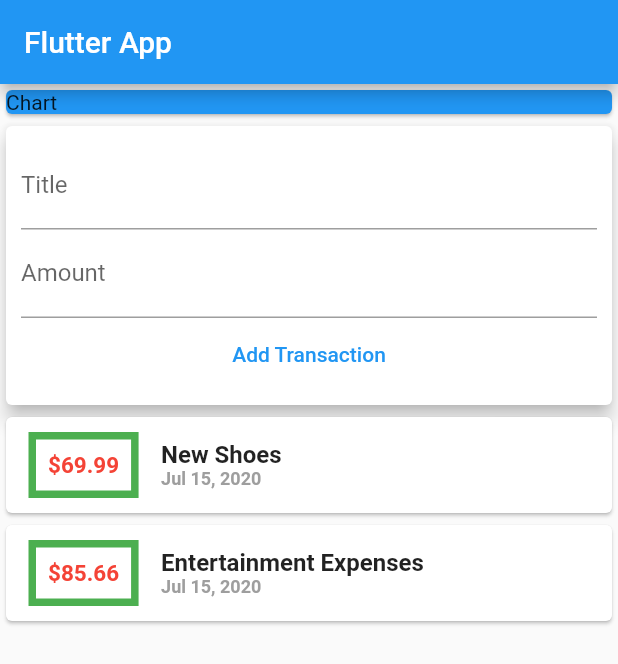
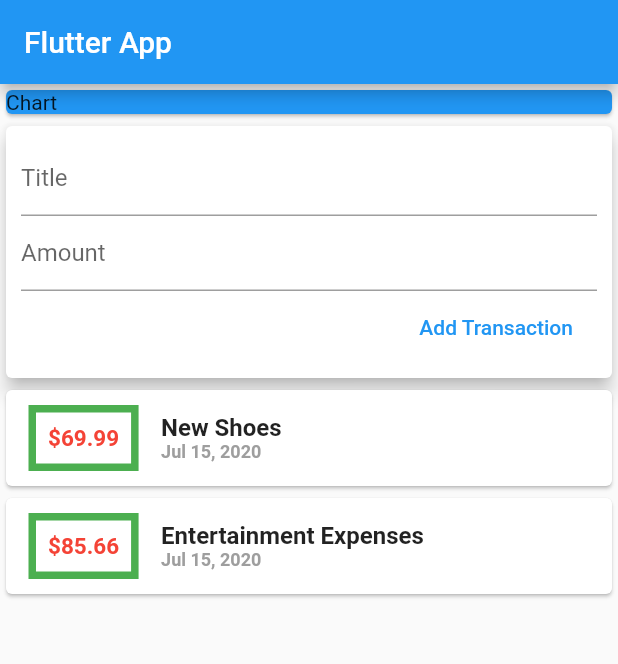
Before and after one commit to Neeraj-Palliyali/Expense_App, a Flutter app: the screen it shows after launch, on a phone screen of 412 x 824 dp. Shown: the top 664 px of the screen. Run offline on Flutter 3.47's test engine with Material 2 defaults, Android fonts, the phone set to English and light mode, and no system bars.

Commit message:
Widget split

```diff
--- a/lib/main.dart
+++ b/lib/main.dart
@@ -1,7 +1,4 @@
-import 'package:flutter/cupertino.dart';
-
-import './transaction.dart';
-import 'package:intl/intl.dart';
+import 'package:expense_app/widgets/user_transaction.dart';
 import 'package:flutter/material.dart';
 
 void main() => runApp(MyApp());
@@ -19,23 +16,16 @@ class MyApp extends StatelessWidget {
 }
 
 class MyHomePage extends StatelessWidget {
-  final List<Transaction> transactions = [
-    Transaction(
-        id: 't1', title: 'New Shoes', amount: 69.99, date: DateTime.now()),
-    Transaction(
-        id: 't2',
-        title: 'Entertainment Expenses',
-        amount: 85.66,
-        date: DateTime.now())
-  ];
+  String titleInput;
+  String amountInput;
 
   @override
   Widget build(BuildContext context) {
-    return Scaffold(resizeToAvoidBottomPadding: false,
+    return Scaffold(
         appBar: AppBar(
           title: Text("Flutter App"),
         ),
-        body: Column(
+        body:  ListView(
             children: <Widget>[
               Card(
                 color: Colors.blue,
@@ -44,64 +34,9 @@ class MyHomePage extends StatelessWidget {
                   child: Text("Chart"),
                 ),
               ),
-            Card(
-              elevation: 5,
-              child:Container(
-                padding: EdgeInsets.all(10),
-                child: Column(
-                  children: <Widget>[
-                    TextField( decoration: InputDecoration(labelText: 'Title',),),
-                    TextField(decoration: InputDecoration(labelText: 'Amount'),keyboardType: TextInputType.number,),
-                    FlatButton(onPressed: ()=>{}, child: Text('Add Transaction'),textColor: Colors.blue,)
-                  ],
-                ),
-              )),
-            Column(
-              mainAxisAlignment: MainAxisAlignment.spaceAround,
-              children: transactions.map((tx) {
-                return Card(
-                  child: Row(
-                    children: <Widget>[
-                      Container(
-                        margin:
-                        EdgeInsets.symmetric(vertical: 10, horizontal: 15),
-                        child: Text(
-                          '\$${tx.amount}',
-                          style: TextStyle(
-                              color: Colors.red,
-                              fontWeight: FontWeight.bold,
-                              fontSize: 15),
-                        ),
-                        padding: EdgeInsets.all(8),
-                        decoration: BoxDecoration(
-                            border: Border.all(color: Colors.green, width: 5)),
-                      ),
-                      Column(
-                        crossAxisAlignment: CrossAxisAlignment.start,
-                        mainAxisAlignment: MainAxisAlignment.start,
-                        children: <Widget>[
-                          Text(
-                            tx.title,
-                            style: TextStyle(
-                              fontWeight: FontWeight.bold,
-                              fontSize: 16,
-                            ),
-                          ),
-                          Text(
-                            DateFormat.yMMMd().format(tx.date),
-                            style: TextStyle(
-                                fontSize: 12,
-                                color: Colors.grey,
-                                fontWeight: FontWeight.bold),
-                          )
-                        ],
-                      )
+              UserTransactions(),
             ],
           ),
         );
-              }).toList(),
-            )
-          ],
-        ));
   }
 }
--- /dev/null
+++ b/lib/widgets/new_transaction.dart
@@ -0,0 +1,51 @@
+import 'package:flutter/material.dart';
+import 'user_transaction.dart';
+
+class NewTransaction extends StatelessWidget {
+  final Function addTx;
+  final titleController = TextEditingController();
+  final amountController = TextEditingController();
+
+  NewTransaction(this.addTx);
+
+  @override
+  Widget build(BuildContext context) {
+    return Card(
+        elevation: 5,
+        child: Container(
+          padding: EdgeInsets.all(10),
+          child: Column(
+            crossAxisAlignment: CrossAxisAlignment.end,
+            children: <Widget>[
+              Container(
+                height: 50,
+                child: TextField(
+                  controller: titleController,
+//                  onChanged: (val) => {titleInput = val},
+                  decoration: InputDecoration(
+                    labelText: 'Title',
+                  ),
+                ),
+              ),
+              Container(
+                height: 50,
+                child: TextField(
+//                  onChanged: (val) => amountInput = val,
+                  controller: amountController,
+                  decoration: InputDecoration(labelText: 'Amount'),
+                  keyboardType: TextInputType.number,
+                ),
+              ),
+              FlatButton(
+                onPressed: () {
+                  addTx(titleController.text,
+                      double.parse(amountController.text));
+                },
+                child: Text('Add Transaction'),
+                textColor: Colors.blue,
+              )
+            ],
+          ),
+        ));
+  }
+}
--- /dev/null
+++ b/lib/widgets/transaction_list.dart
@@ -0,0 +1,58 @@
+import 'package:flutter/material.dart';
+import '../models/transaction.dart';
+import 'package:intl/intl.dart';
+
+class TransactionList extends StatelessWidget{
+  final List<Transaction> transactions;
+
+  TransactionList(this.transactions);
+
+  @override
+  Widget build(BuildContext context) {
+    return Column(
+      mainAxisAlignment: MainAxisAlignment.spaceAround,
+      children: transactions.map((tx) {
+        return Card(
+          child: Row(
+            children: <Widget>[
+              Container(
+                margin:
+                EdgeInsets.symmetric(vertical: 10, horizontal: 15),
+                child: Text(
+                  '\$${tx.amount}',
+                  style: TextStyle(
+                      color: Colors.red,
+                      fontWeight: FontWeight.bold,
+                      fontSize: 15),
+                ),
+                padding: EdgeInsets.all(8),
+                decoration: BoxDecoration(
+                    border: Border.all(color: Colors.green, width: 5)),
+              ),
+              Column(
+                crossAxisAlignment: CrossAxisAlignment.start,
+                mainAxisAlignment: MainAxisAlignment.start,
+                children: <Widget>[
+                  Text(
+                    tx.title,
+                    style: TextStyle(
+                      fontWeight: FontWeight.bold,
+                      fontSize: 16,
+                    ),
+                  ),
+                  Text(
+                    DateFormat.yMMMd().format(tx.date),
+                    style: TextStyle(
+                        fontSize: 12,
+                        color: Colors.grey,
+                        fontWeight: FontWeight.bold),
+                  )
+                ],
+              )
+            ],
+          ),
+        );
+      }).toList(),
+    );
+  }
+}
--- /dev/null
+++ b/lib/widgets/user_transaction.dart
@@ -0,0 +1,39 @@
+import 'package:flutter/material.dart';
+import 'transaction_list.dart';
+import 'new_transaction.dart';
+import '../models/transaction.dart';
+
+class UserTransactions extends StatefulWidget {
+  @override
+  _UserTransactionsState createState() => _UserTransactionsState();
+}
+
+class _UserTransactionsState extends State<UserTransactions> {
+  final List<Transaction> _userTransactions = [
+    Transaction(
+        id: 't1', title: 'New Shoes', amount: 69.99, date: DateTime.now()),
+    Transaction(
+        id: 't2',
+        title: 'Entertainment Expenses',
+        amount: 85.66,
+        date: DateTime.now())
+  ];
+
+  void _addNewTransaction(String txTitle, double txAmount){
+    final newTx= Transaction(id: DateTime.now().toString(), title: txTitle, amount: txAmount, date: DateTime.now());
+
+    setState(() {
+      _userTransactions.add(newTx);
+    });
+  }
+
+  @override
+  Widget build(BuildContext context) {
+    return Column(
+      children: <Widget>[
+        NewTransaction(_addNewTransaction),
+        TransactionList(_userTransactions),
+      ],
+    );
+  }
+}
```
Also changed, not shown: lib/models/transaction.dart (renamed from lib/transaction.dart). Lines whose indentation alone changed are shown as unchanged.
